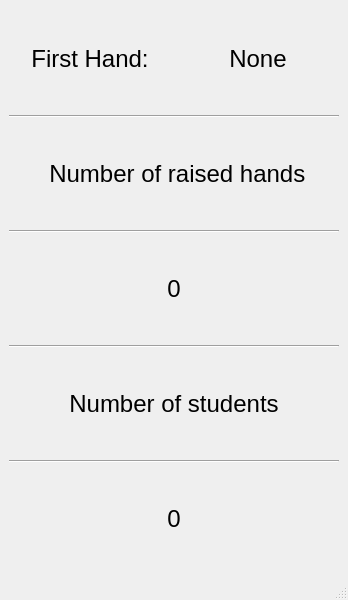
Before: the Qt Designer form UI/main_window.ui in Karenw1004/ZoomPlusPlus, drawn with Qt 5.
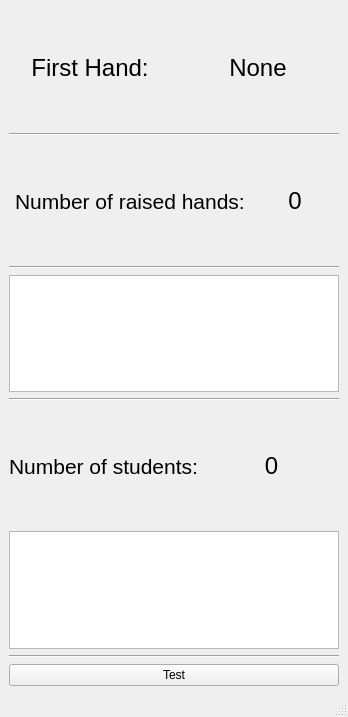
After: the same form once the commit is applied.

Commit message: added 2 tables which shows students' attention and  students who raised hand

```diff
--- a/UI/main_window.ui
+++ b/UI/main_window.ui
@@ -7,7 +7,7 @@
     <x>0</x>
     <y>0</y>
     <width>348</width>
-    <height>600</height>
+    <height>717</height>
    </rect>
   </property>
   <property name="windowTitle">
@@ -59,27 +59,22 @@
        </widget>
       </item>
       <item>
+       <layout class="QHBoxLayout" name="horizontalLayout_2">
+        <item>
        <widget class="QLabel" name="label">
         <property name="font">
          <font>
-          <pointsize>18</pointsize>
+            <pointsize>16</pointsize>
          </font>
         </property>
         <property name="text">
-         <string> Number of raised hands</string>
+           <string> Number of raised hands:</string>
         </property>
         <property name="alignment">
          <set>Qt::AlignCenter</set>
         </property>
        </widget>
       </item>
-      <item>
-       <widget class="Line" name="line_2">
-        <property name="orientation">
-         <enum>Qt::Horizontal</enum>
-        </property>
-       </widget>
-      </item>
       <item>
        <widget class="QLabel" name="label_raised_hand_number">
         <property name="font">
@@ -95,6 +90,28 @@
         </property>
        </widget>
       </item>
+       </layout>
+      </item>
+      <item>
+       <widget class="Line" name="line_2">
+        <property name="orientation">
+         <enum>Qt::Horizontal</enum>
+        </property>
+       </widget>
+      </item>
+      <item>
+       <widget class="QTableWidget" name="tableWidget_hands">
+        <property name="sizePolicy">
+         <sizepolicy hsizetype="Expanding" vsizetype="Preferred">
+          <horstretch>0</horstretch>
+          <verstretch>0</verstretch>
+         </sizepolicy>
+        </property>
+        <property name="sizeAdjustPolicy">
+         <enum>QAbstractScrollArea::AdjustToContents</enum>
+        </property>
+       </widget>
+      </item>
       <item>
        <widget class="Line" name="line_3">
         <property name="orientation">
@@ -103,27 +120,22 @@
        </widget>
       </item>
       <item>
+       <layout class="QHBoxLayout" name="horizontalLayout_3">
+        <item>
        <widget class="QLabel" name="label_3">
         <property name="font">
          <font>
-          <pointsize>18</pointsize>
+            <pointsize>16</pointsize>
          </font>
         </property>
         <property name="text">
-         <string>Number of students</string>
+           <string>Number of students:</string>
         </property>
         <property name="alignment">
          <set>Qt::AlignCenter</set>
         </property>
        </widget>
       </item>
-      <item>
-       <widget class="Line" name="line_4">
-        <property name="orientation">
-         <enum>Qt::Horizontal</enum>
-        </property>
-       </widget>
-      </item>
       <item>
        <widget class="QLabel" name="label_student_number">
         <property name="font">
@@ -136,6 +148,47 @@
         </property>
         <property name="alignment">
          <set>Qt::AlignCenter</set>
+          </property>
+         </widget>
+        </item>
+       </layout>
+      </item>
+      <item>
+       <widget class="QTableWidget" name="tableWidget_attention">
+        <property name="sizePolicy">
+         <sizepolicy hsizetype="Expanding" vsizetype="Preferred">
+          <horstretch>0</horstretch>
+          <verstretch>0</verstretch>
+         </sizepolicy>
+        </property>
+        <property name="sizeAdjustPolicy">
+         <enum>QAbstractScrollArea::AdjustToContents</enum>
+        </property>
+        <attribute name="horizontalHeaderCascadingSectionResizes">
+         <bool>false</bool>
+        </attribute>
+        <attribute name="horizontalHeaderStretchLastSection">
+         <bool>true</bool>
+        </attribute>
+        <attribute name="verticalHeaderCascadingSectionResizes">
+         <bool>true</bool>
+        </attribute>
+        <attribute name="verticalHeaderStretchLastSection">
+         <bool>true</bool>
+        </attribute>
+       </widget>
+      </item>
+      <item>
+       <widget class="Line" name="line_4">
+        <property name="orientation">
+         <enum>Qt::Horizontal</enum>
+        </property>
+       </widget>
+      </item>
+      <item>
+       <widget class="QPushButton" name="pushButton_test">
+        <property name="text">
+         <string>Test</string>
         </property>
        </widget>
       </item>
```
Lines whose indentation alone changed are shown as unchanged. The commit also changes 3 other files.
